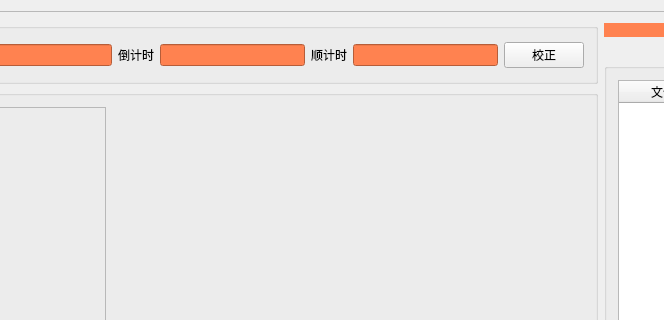
ThePowerOfSwift/OCR_LIVE_HISTORY, file OCRProject/Ui/OcrControl.ui: the form before one commit; both pictures show x 124 to 788 and y 0 to 320 of the 1051 by 933 pixel window.
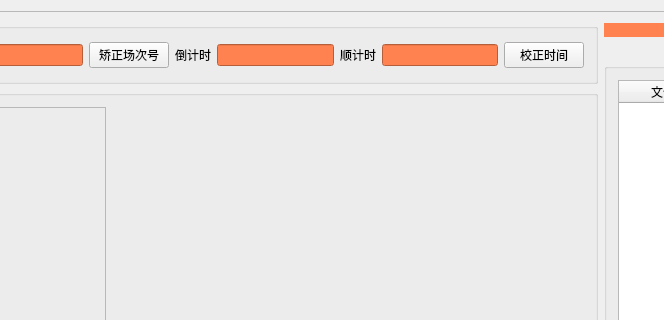
The form after the commit.

```diff
--- a/OCRProject/Ui/OcrControl.ui
+++ b/OCRProject/Ui/OcrControl.ui
@@ -15,9 +15,9 @@
   </property>
   <layout class="QHBoxLayout" name="horizontalLayout_15">
    <item>
-    <layout class="QVBoxLayout" name="verticalLayout_2" stretch="16,5,4">
+    <layout class="QVBoxLayout" name="verticalLayout_2" stretch="8,8,4">
      <item>
-      <layout class="QHBoxLayout" name="horizontalLayout" stretch="5">
+      <layout class="QHBoxLayout" name="horizontalLayout" stretch="0">
        <item>
         <layout class="QVBoxLayout" name="verticalLayout" stretch="0">
          <property name="spacing">
@@ -58,6 +58,13 @@
                        </property>
                       </widget>
                      </item>
+                     <item>
+                      <widget class="QPushButton" name="caliSessionBtn">
+                       <property name="text">
+                        <string>矫正场次号</string>
+                       </property>
+                      </widget>
+                     </item>
                      <item>
                       <widget class="QLabel" name="label_2">
                        <property name="text">
@@ -89,7 +96,7 @@
                      <item>
                       <widget class="QPushButton" name="caliSessionCountDownBtn">
                        <property name="text">
-                        <string>校正</string>
+                        <string>校正时间</string>
                        </property>
                       </widget>
                      </item>
```
Left out of the diff: 12 changed lines with no effect on the pictures.
